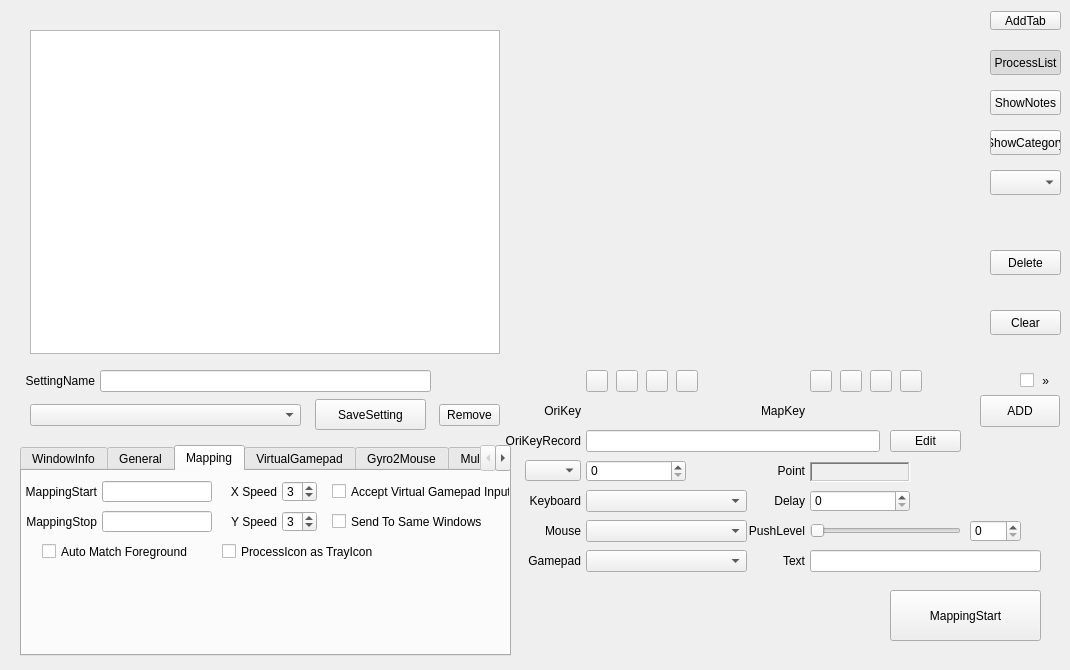
The window that QKeyMapper/qkeymapper.ui (Zalafina/QKeyMapper) describes before a commit, drawn with Qt 5.
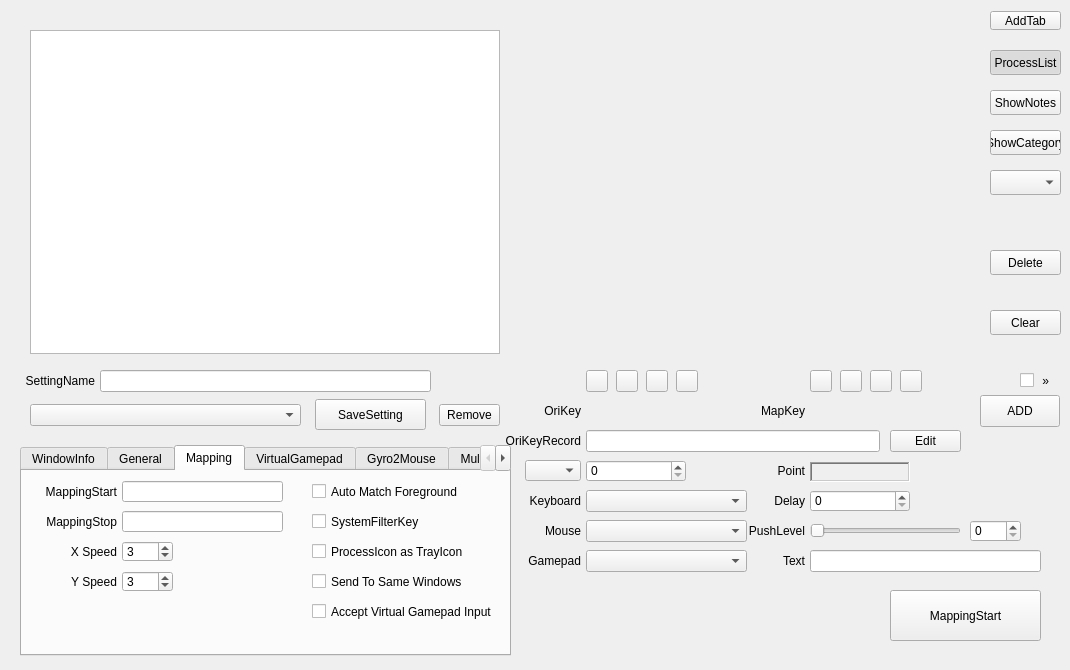
The same window after the commit. The open tabs and pages were chosen to show the change.

Diff of the .ui file:
```diff
--- a/QKeyMapper/qkeymapper.ui
+++ b/QKeyMapper/qkeymapper.ui
@@ -975,9 +975,9 @@
     <widget class="QLineEdit" name="mappingStartKeyLineEdit">
      <property name="geometry">
       <rect>
-       <x>80</x>
+       <x>100</x>
        <y>10</y>
-       <width>110</width>
+       <width>161</width>
        <height>21</height>
       </rect>
      </property>
@@ -985,9 +985,9 @@
     <widget class="QLabel" name="mappingStartKeyLabel">
      <property name="geometry">
       <rect>
-       <x>-6</x>
+       <x>4</x>
        <y>10</y>
-       <width>81</width>
+       <width>91</width>
        <height>21</height>
       </rect>
      </property>
@@ -1001,9 +1001,9 @@
     <widget class="QCheckBox" name="autoStartMappingCheckBox">
      <property name="geometry">
       <rect>
-       <x>20</x>
-       <y>70</y>
-       <width>181</width>
+       <x>290</x>
+       <y>10</y>
+       <width>191</width>
        <height>21</height>
       </rect>
      </property>
@@ -1017,9 +1017,9 @@
     <widget class="QSpinBox" name="mouseYSpeedSpinBox">
      <property name="geometry">
       <rect>
-       <x>260</x>
-       <y>40</y>
-       <width>35</width>
+       <x>100</x>
+       <y>100</y>
+       <width>51</width>
        <height>21</height>
       </rect>
      </property>
@@ -1033,9 +1033,9 @@
     <widget class="QLabel" name="mouseXSpeedLabel">
      <property name="geometry">
       <rect>
-       <x>194</x>
-       <y>10</y>
-       <width>61</width>
+       <x>4</x>
+       <y>70</y>
+       <width>91</width>
        <height>22</height>
       </rect>
      </property>
@@ -1049,9 +1049,9 @@
     <widget class="QSpinBox" name="mouseXSpeedSpinBox">
      <property name="geometry">
       <rect>
-       <x>260</x>
-       <y>10</y>
-       <width>35</width>
+       <x>100</x>
+       <y>70</y>
+       <width>51</width>
        <height>21</height>
       </rect>
      </property>
@@ -1065,9 +1065,9 @@
     <widget class="QLabel" name="mouseYSpeedLabel">
      <property name="geometry">
       <rect>
-       <x>194</x>
-       <y>40</y>
-       <width>61</width>
+       <x>4</x>
+       <y>100</y>
+       <width>91</width>
        <height>22</height>
       </rect>
      </property>
@@ -1081,9 +1081,9 @@
     <widget class="QCheckBox" name="sendToSameTitleWindowsCheckBox">
      <property name="geometry">
       <rect>
-       <x>310</x>
-       <y>40</y>
-       <width>181</width>
+       <x>290</x>
+       <y>100</y>
+       <width>191</width>
        <height>21</height>
       </rect>
      </property>
@@ -1097,9 +1097,9 @@
     <widget class="QLabel" name="mappingStopKeyLabel">
      <property name="geometry">
       <rect>
-       <x>-6</x>
+       <x>4</x>
        <y>40</y>
-       <width>81</width>
+       <width>91</width>
        <height>21</height>
       </rect>
      </property>
@@ -1113,9 +1113,9 @@
     <widget class="QLineEdit" name="mappingStopKeyLineEdit">
      <property name="geometry">
       <rect>
-       <x>80</x>
+       <x>100</x>
        <y>40</y>
-       <width>110</width>
+       <width>161</width>
        <height>21</height>
       </rect>
      </property>
@@ -1123,9 +1123,9 @@
     <widget class="QCheckBox" name="acceptVirtualGamepadInputCheckBox">
      <property name="geometry">
       <rect>
-       <x>310</x>
-       <y>10</y>
-       <width>181</width>
+       <x>290</x>
+       <y>130</y>
+       <width>191</width>
        <height>21</height>
       </rect>
      </property>
@@ -1139,9 +1139,9 @@
     <widget class="QCheckBox" name="ProcessIconAsTrayIconCheckBox">
      <property name="geometry">
       <rect>
-       <x>200</x>
+       <x>290</x>
        <y>70</y>
-       <width>181</width>
+       <width>191</width>
        <height>21</height>
       </rect>
      </property>
@@ -1152,6 +1152,22 @@
       <string>ProcessIcon as TrayIcon</string>
      </property>
     </widget>
+    <widget class="QCheckBox" name="systemFilterKeyCheckBox">
+     <property name="geometry">
+      <rect>
+       <x>290</x>
+       <y>40</y>
+       <width>191</width>
+       <height>21</height>
+      </rect>
+     </property>
+     <property name="focusPolicy">
+      <enum>Qt::FocusPolicy::NoFocus</enum>
+     </property>
+     <property name="text">
+      <string>SystemFilterKey</string>
+     </property>
+    </widget>
    </widget>
    <widget class="QWidget" name="virtual_gamepad">
     <attribute name="title">
```
Left out of the diff: 2 changed lines with no effect on the pictures.
